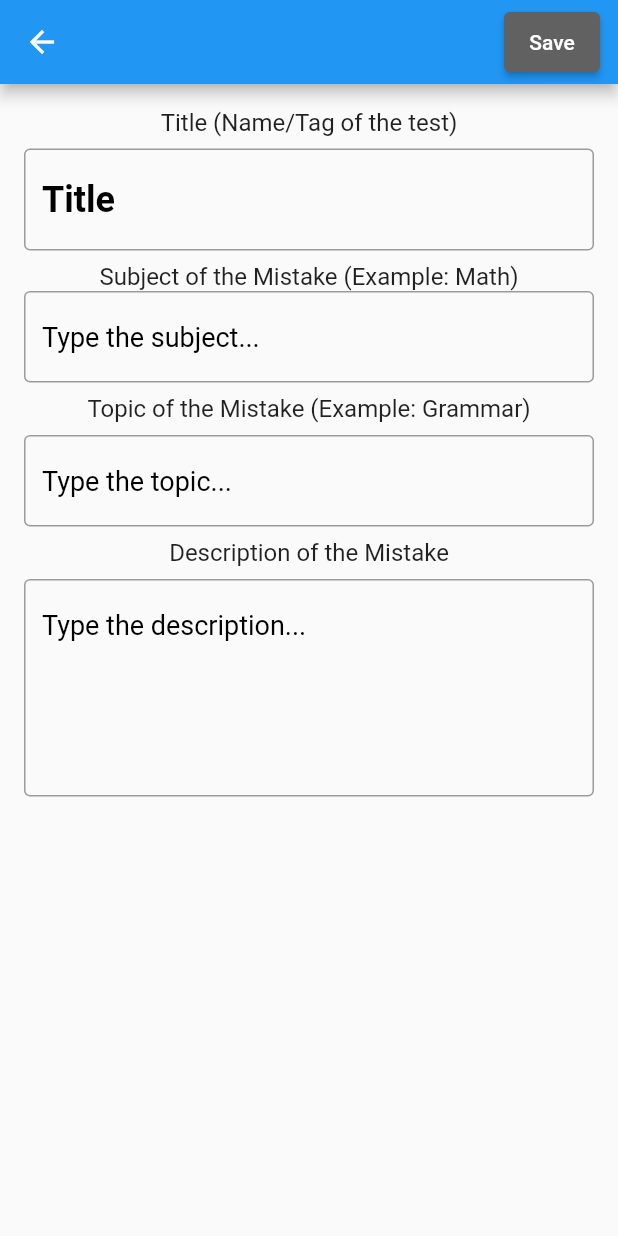
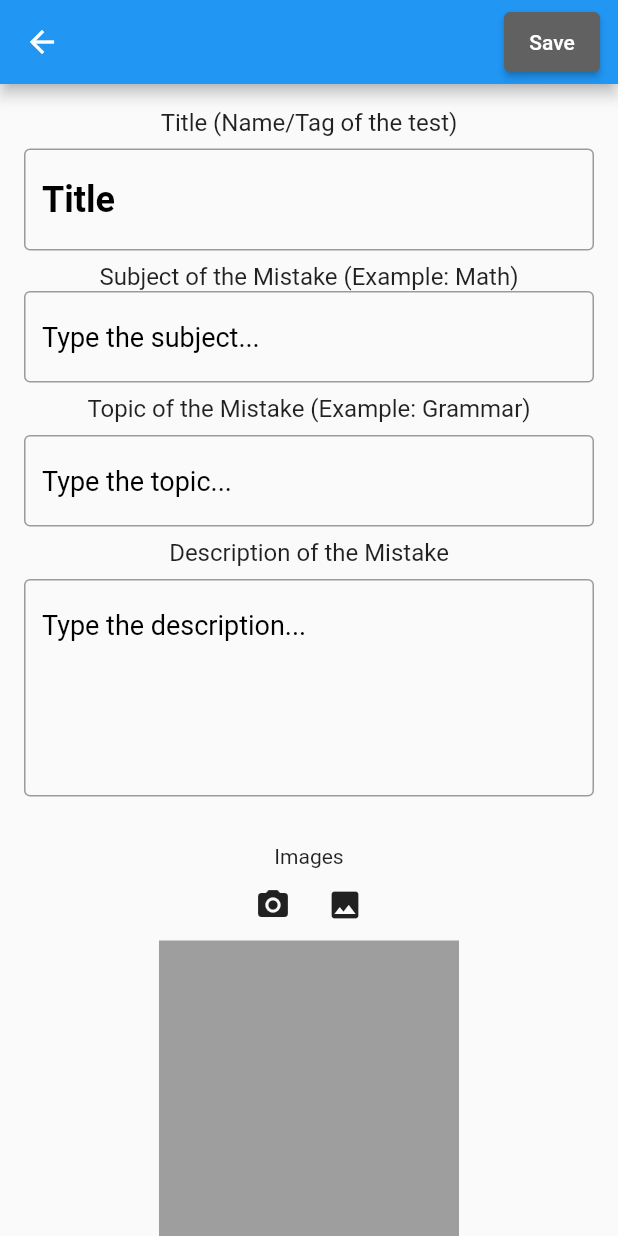
Before and after one commit to Nqile/flutter_mistake_app, a Flutter app: the screen it shows after launch, after a tap on the "add" icon, on a phone screen of 412 x 824 dp. Run offline on Flutter 3.47's test engine with Material 2 defaults, Android fonts, the phone set to English and light mode, and no system bars; our stand-ins replace image_picker, sqflite; accounts and stored records are empty.

Commit message:
Start image picker and dropdown
Delete add_entry.dart and entry_editor.dart

Add nonfunctioning dropdown list

Start progress on image_picker implementation

```diff
--- a/lib/addOrEdit.dart
+++ b/lib/addOrEdit.dart
@@ -1,7 +1,10 @@
+import 'dart:io';
+
 import 'package:flutter/material.dart';
 import 'package:flutter_mistake_app/Mistake.dart';
 import 'package:flutter_mistake_app/database.dart';
 import 'package:flutter_mistake_app/mistake_form_widget.dart';
+import 'package:image_picker/image_picker.dart';
 
 class AddOrEdit extends StatefulWidget {
   //makes this nullable, so that you can call this widget whether or not you have a mistake or not
@@ -17,6 +20,17 @@ class AddOrEdit extends StatefulWidget {
 }
 
 class _AddOrEditState extends State<AddOrEdit> {
+  File? img;
+  final picker = ImagePicker();
+
+  chooseImage(ImageSource source) async{
+    final pickedFile = await picker.getImage(source: source);
+
+    setState(() {
+      img = File(pickedFile!.path);
+    });
+  }
+
   // used for loading
   bool isLoading = false;
 
@@ -43,7 +57,8 @@ class _AddOrEditState extends State<AddOrEdit> {
         appBar: AppBar(
           actions: [deleteButton(), buildButton()],
         ),
-        body: Form(
+        body: Column(children:[
+        Form(
           key: _formKey,
           child: MistakeFormWidget(
             title: title,
@@ -60,6 +75,28 @@ class _AddOrEditState extends State<AddOrEdit> {
                 setState(() => this.subject = subject),
           ),
         ),
+          Text("Images"),
+          imageButtons(),
+          Container(
+            child: img != null
+                ? Container(
+                width: 200,
+                height: 200,
+              decoration: BoxDecoration(
+                image: DecorationImage(
+                  image: FileImage(img!)
+                )
+              )
+            ) :
+                Container(
+                    width: 200,
+                    height: 200,
+                  decoration: BoxDecoration(
+                    color: Colors.grey,
+                  )
+                )
+          ),
+        ])
       );
 
   Widget buildButton() {
@@ -80,6 +117,30 @@ class _AddOrEditState extends State<AddOrEdit> {
         onPressed: addOrUpdateMistake,
         child: Text('Save'),
       ),
+    );
+  }
+
+  Widget imageButtons(){
+    return Row(
+      mainAxisAlignment: MainAxisAlignment.center,
+      children:[
+        IconButton(
+          icon: Icon(Icons.photo_camera),
+          onPressed: ()
+          {
+            print("Image from camera");
+            chooseImage(ImageSource.camera);
+          },
+        ),
+        IconButton(
+            icon: Icon(Icons.insert_photo),
+            onPressed: ()
+            {
+              print("Image from gallery");
+              chooseImage(ImageSource.gallery);
+            }
+        ),
+      ]
     );
   }
 
--- a/lib/main.dart
+++ b/lib/main.dart
@@ -61,12 +61,38 @@ class _MyHomePageState extends State<MyHomePage> {
 
     setState(() => isLoading = false);
   }
-
+  var dropdownValue = null;
   @override
   Widget build(BuildContext context) {
     return Scaffold(
       appBar: AppBar(
         title: Text(widget.title),
+        actions: [
+          DropdownButton<String>(
+            value: dropdownValue,
+            hint: Text("Subject"),
+            icon: const Icon(Icons.arrow_downward),
+            iconSize: 24,
+            elevation: 16,
+            style: const TextStyle(color: Colors.deepPurple),
+            underline: Container(
+              height: 2,
+              color: Colors.deepPurpleAccent,
+            ),
+            onChanged: (String? newValue) {
+              setState(() {
+                dropdownValue = newValue!;
+              });
+            },
+            items: <String>['One', 'Two', 'Free', 'Four']
+                .map<DropdownMenuItem<String>>((String value) {
+              return DropdownMenuItem<String>(
+                value: value,
+                child: Text(value),
+              );
+            }).toList(),
+          )
+        ],
       ),
       body: Center(
         //if it's loading, return loading screen, then if the list of mistakes r empty return "no entries" and return the listview if it isn't empty
--- a/pubspec.yaml
+++ b/pubspec.yaml
@@ -37,6 +37,7 @@ dependencies:
   sqflite: ^2.0.0+3
   intl: ^0.17.0
   path: ^1.8.0
+  image_picker: ^0.7.2+1
 
 dev_dependencies:
   flutter_test:
```
Also changed, not shown: lib/add_entry.dart (deleted, +0 -139 lines), lib/entry_editor.dart (deleted, +0 -180 lines), 2 other files.
